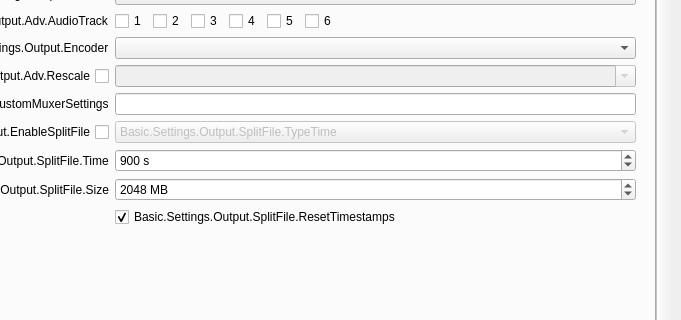
Before: the Qt Designer form UI/forms/OBSBasicSettings.ui in BlueCheeseburger/obs-studio, drawn with Qt 5; both pictures show x 300 to 981 and y 191 to 511 of the 981 by 726 pixel window.
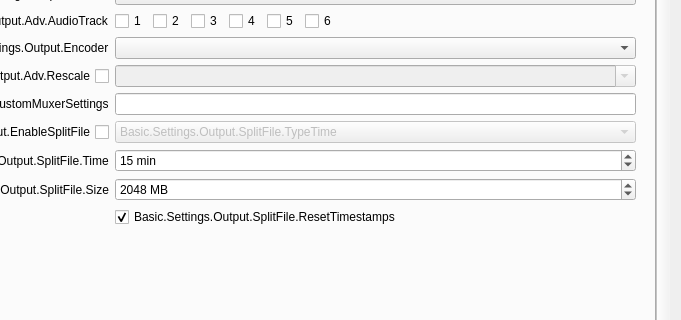
After: the same form once the commit is applied. The open tabs and pages were chosen to show the change. Icons and pictures are not drawn. Custom widgets are drawn as their Qt base class.

Commit message:
UI: Set automatic file splitting time in minutes
The original PR was made with time specified in seconds because it was
useful to debug the behavior. For production, assuming most users want
to specify 10 minutes or more, the time should be specified in minutes.

```diff
--- a/UI/forms/OBSBasicSettings.ui
+++ b/UI/forms/OBSBasicSettings.ui
@@ -2461,16 +2461,16 @@
                             <item row="8" column="1">
                              <widget class="QSpinBox" name="advOutSplitFileTime">
                               <property name="suffix">
-                               <string> s</string>
+                               <string> min</string>
                               </property>
                               <property name="minimum">
-                               <number>5</number>
+                               <number>1</number>
                               </property>
                               <property name="maximum">
-                               <number>21600</number>
+                               <number>360</number>
                               </property>
                               <property name="value">
-                               <number>900</number>
+                               <number>15</number>
                               </property>
                              </widget>
                             </item>
```
The commit also changes 2 other files.
